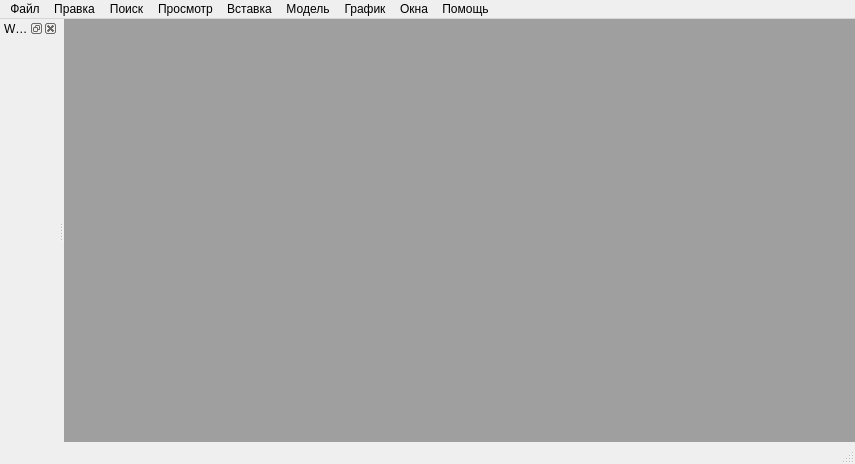
First picture: the form in rdo/app/rdo_studio/branches/dev_qt/res/ui/main_window.ui, repository aurusov/rdo_studio, before the edit.
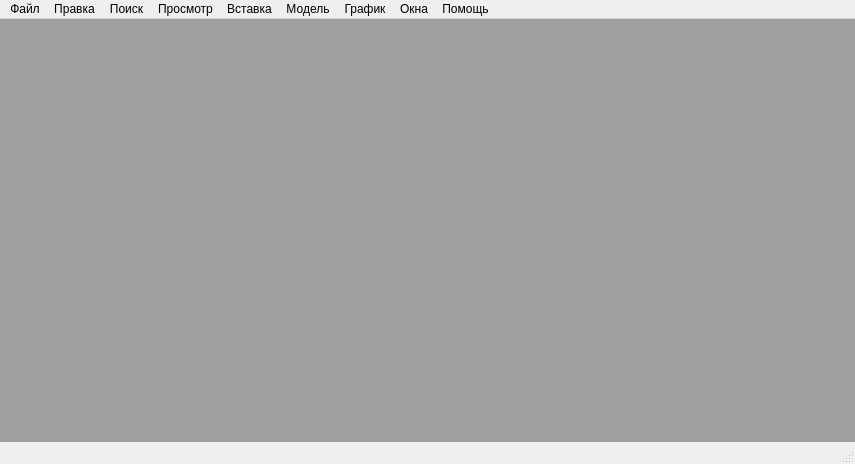
Second picture: the form after the edit. Icons and pictures are not drawn.

Patch:
```diff
--- a/rdo/app/rdo_studio/branches/dev_qt/res/ui/main_window.ui
+++ b/rdo/app/rdo_studio/branches/dev_qt/res/ui/main_window.ui
@@ -185,15 +185,6 @@
    <addaction name="menuWindow"/>
    <addaction name="menuHelp"/>
   </widget>
-  <widget class="QDockWidget" name="workspaceDockWidget">
-   <property name="windowTitle">
-    <string>Workspace</string>
-   </property>
-   <attribute name="dockWidgetArea">
-    <number>1</number>
-   </attribute>
-   <widget class="QWidget" name="workspaceDockWidgetContents"/>
-  </widget>
   <action name="actFileNew">
    <property name="text">
     <string>Новая модель...</string>
```
